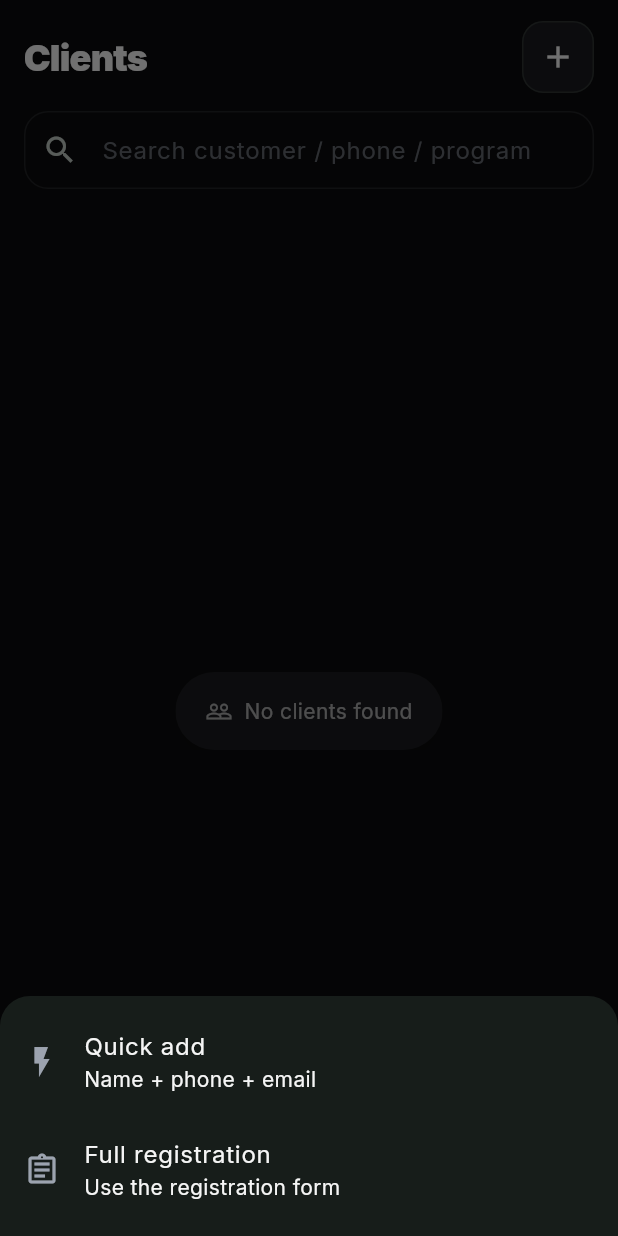
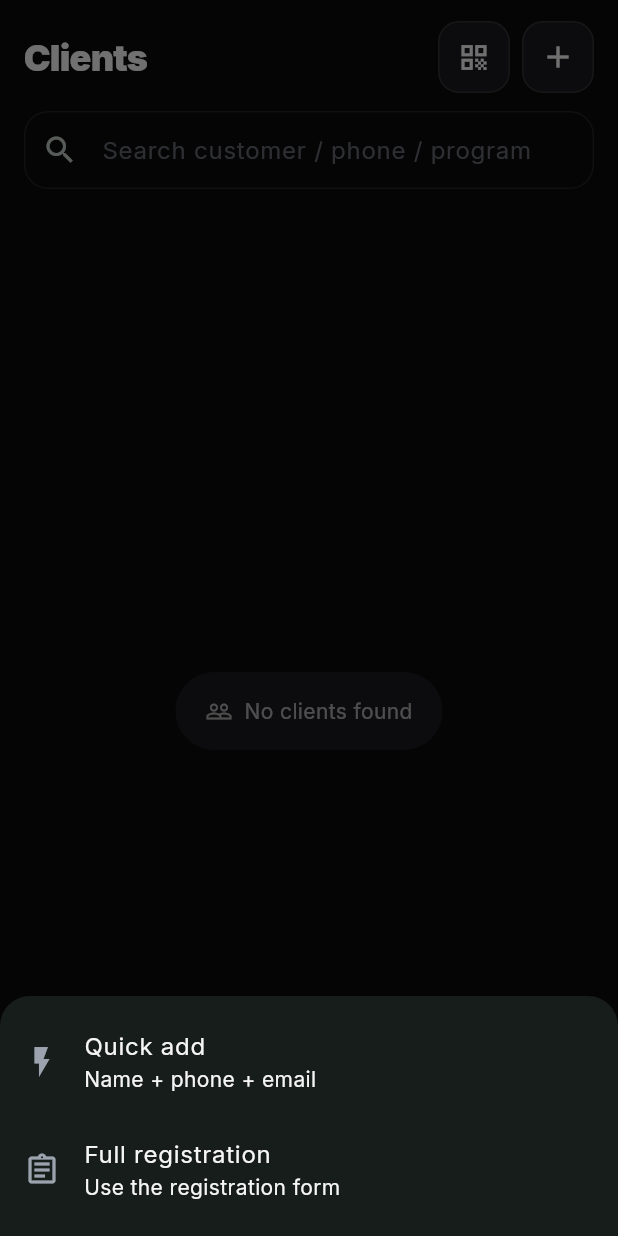
Before and after one commit to Laks-D/FORECAST, a Flutter app: the ClientPage screen opened directly, after a tap on the "add" icon, on a phone screen of 412 x 824 dp. Run offline on Flutter 3.47's test engine with Material 3 defaults, Android fonts, the light colour scheme and no system bars; our stand-ins replace bloc, cloud_firestore, equatable, firebase_auth, firebase_core, firebase_messaging and 12 more; missing offline and left inert: dart:html, flex_color_picker; accounts and stored records are empty.

Commit message:
feat: add client invite sharing

```diff
--- a/lib/features/client/presentation/pages/client_page.dart
+++ b/lib/features/client/presentation/pages/client_page.dart
@@ -4,6 +4,7 @@ import 'package:flutter/material.dart';
 import 'package:flutter_bloc/flutter_bloc.dart';
 import 'package:flutter_slidable/flutter_slidable.dart';
 import 'package:shared_preferences/shared_preferences.dart';
+import 'package:share_plus/share_plus.dart';
 
 import 'package:gendral_app/design_system/theme/app_chrome_theme.dart';
 import 'package:gendral_app/design_system/theme/app_visual_style.dart';
@@ -13,6 +14,8 @@ import 'package:gendral_app/design_system/widgets/app_search_field.dart';
 import 'package:gendral_app/design_system/widgets/app_neumorphic_buttons.dart';
 
 import '../../../calendar/bloc/sessions_cubit.dart';
+import '../../../../utils/app_links.dart';
+import '../../../../services/supabase_service.dart';
 import '../../domain/entities/client.dart';
 import '../bloc/client_bloc.dart';
 import '../bloc/client_event.dart';
@@ -55,9 +58,14 @@ const _quickAddCodes = <String>[
 ];
 
 class ClientPage extends StatefulWidget {
-  const ClientPage({super.key, this.embedInDashboard = false});
+  const ClientPage({
+    super.key,
+    this.embedInDashboard = false,
+    this.orgId,
+  });
 
   final bool embedInDashboard;
+  final String? orgId;
 
   @override
   State<ClientPage> createState() => _ClientPageState();
@@ -66,11 +74,45 @@ class ClientPage extends StatefulWidget {
 class _ClientPageState extends State<ClientPage> {
   static const _pinnedPrefsKey = 'pinned_clients_v1';
   Set<String> _pinnedClientIds = <String>{};
+  String? _resolvedOrgId;
 
   @override
   void initState() {
     super.initState();
     _loadPinnedClients();
+    _resolveOrgIdIfNeeded();
+  }
+
+  void _shareJoinLink(String? orgId) {
+    final messenger = ScaffoldMessenger.of(context);
+    if (orgId == null) {
+      messenger.showSnackBar(
+        const SnackBar(content: Text('No organization selected to generate link.')),
+      );
+      return;
+    }
+
+    final link = OnboardingLink.generateLink(orgId);
+    Share.share(
+      'Join my class! 🎓\n\n$link',
+      subject: 'Class Invitation',
+    );
+  }
+
+  Future<void> _resolveOrgIdIfNeeded() async {
+    if (widget.orgId != null) return;
+
+    try {
+      final orgs = await SupabaseService.instance.fetchOrganizations();
+      if (orgs.isNotEmpty) {
+        final id = orgs.first['id'] as String?;
+        if (id != null && mounted) {
+          setState(() => _resolvedOrgId = id);
+        }
+      }
+    } catch (_) {
+      // ignore errors - leave _resolvedOrgId null
+    }
   }
 
   Future<void> _loadPinnedClients() async {
@@ -368,6 +410,7 @@ class _ClientPageState extends State<ClientPage> {
     final visual = AppVisualStyle.of(context);
     final bgColor = Theme.of(context).scaffoldBackgroundColor;
     final onSurface = scheme.onSurface;
+    final currentOrgId = widget.orgId ?? _resolvedOrgId;
 
     return Scaffold(
       backgroundColor: bgColor,
@@ -395,6 +438,33 @@ class _ClientPageState extends State<ClientPage> {
                             ),
                       ),
                     ),
+                    Row(
+                      mainAxisSize: MainAxisSize.min,
+                      children: [
+                        if (visual.neumorphism)
+                          AppNeumorphicIconButton(
+                            tooltip: 'Share Join Link',
+                            icon: Icons.qr_code,
+                            iconSize: 22,
+                            onPressed: () => _shareJoinLink(currentOrgId),
+                          )
+                        else
+                          DecoratedBox(
+                            decoration: BoxDecoration(
+                              color: scheme.surface,
+                              borderRadius: BorderRadius.circular(14),
+                              border: Border.all(
+                                color: scheme.outlineVariant.withOpacity(0.55),
+                              ),
+                            ),
+                            child: IconButton(
+                              tooltip: 'Share Join Link',
+                              onPressed: () => _shareJoinLink(currentOrgId),
+                              icon: Icon(Icons.qr_code, size: 22),
+                              color: onSurface,
+                            ),
+                          ),
+                        const SizedBox(width: 8),
                         if (visual.neumorphism)
                           AppNeumorphicIconButton(
                             tooltip: 'Add Client',
@@ -420,10 +490,15 @@ class _ClientPageState extends State<ClientPage> {
                           ),
                       ],
                     ),
+                  ],
+                ),
               ),
               const SizedBox(height: 12),
               Padding(
                 padding: const EdgeInsets.symmetric(horizontal: 16),
+                child: Row(
+                  children: [
+                    Expanded(
                       child: _SearchPill(
                         hintText: 'Search customer / phone / program',
                         onChanged: (value) {
@@ -433,6 +508,37 @@ class _ClientPageState extends State<ClientPage> {
                               .read<ClientBloc>()
                               .add(SearchClients(value, sessions: sessions));
                         },
+                      ),
+                    ),
+                    if (currentOrgId != null) ...[
+                      const SizedBox(width: 8),
+                      DecoratedBox(
+                        decoration: BoxDecoration(
+                          color: scheme.surface,
+                          borderRadius: BorderRadius.circular(14),
+                          border: Border.all(
+                            color: scheme.outlineVariant.withOpacity(0.55),
+                          ),
+                        ),
+                        child: IconButton(
+                          tooltip: 'Share Join Link',
+                          onPressed: () {
+                            final link =
+                                OnboardingLink.generateLink(currentOrgId);
+                            Share.share(
+                              'Join my class! 🎓\n\n$link',
+                              subject: 'Class Invitation',
+                            );
+                          },
+                          icon: Icon(
+                            Icons.qr_code_2,
+                            size: 24,
+                            color: onSurface,
+                          ),
+                        ),
+                      ),
+                    ],
+                  ],
                 ),
               ),
               const SizedBox(height: 14),
```
Lines whose indentation alone changed are shown as unchanged.
